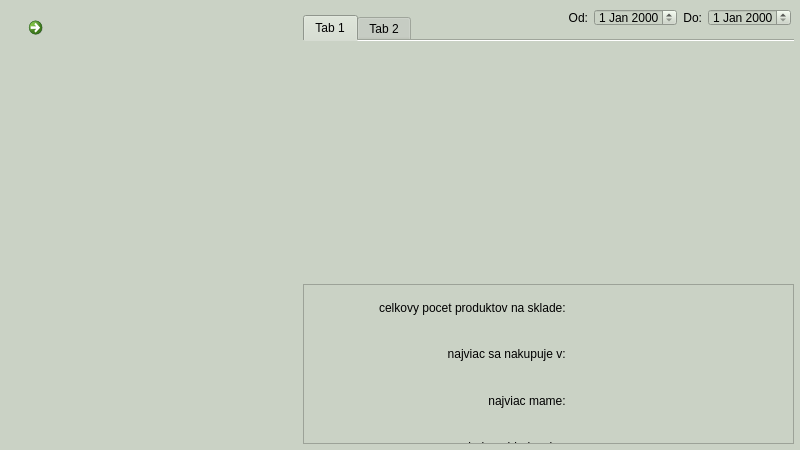
First picture: the form in source/code/main.ui, repository tomas-magat/camels-eshop-infosystem, before the edit.
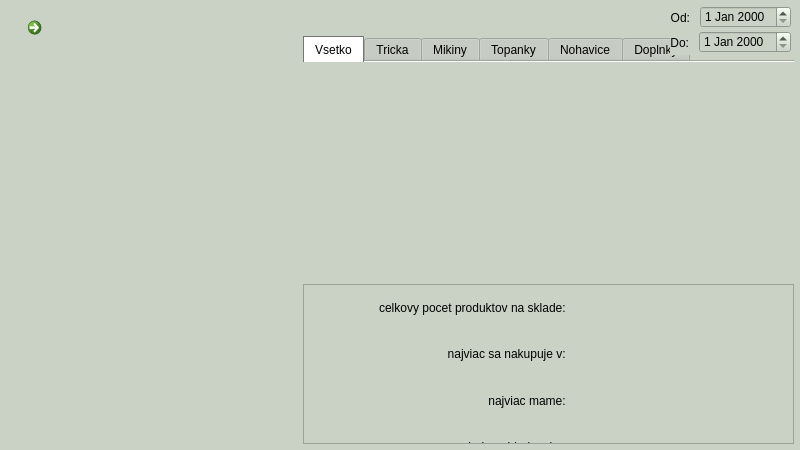
Second picture: the form after the edit. The open tabs and pages were chosen to show the change. Icons and pictures are not drawn.

```diff
--- a/source/code/main.ui
+++ b/source/code/main.ui
@@ -3215,6 +3215,21 @@
         </size>
        </property>
        <layout class="QHBoxLayout" name="horizontalLayout_4">
+        <property name="spacing">
+         <number>0</number>
+        </property>
+        <property name="leftMargin">
+         <number>0</number>
+        </property>
+        <property name="topMargin">
+         <number>0</number>
+        </property>
+        <property name="rightMargin">
+         <number>0</number>
+        </property>
+        <property name="bottomMargin">
+         <number>0</number>
+        </property>
         <item>
          <widget class="QCommandLinkButton" name="homeArrow2">
           <property name="maximumSize">
@@ -3633,11 +3648,21 @@
        <property name="geometry">
         <rect>
          <x>303</x>
-         <y>15</y>
+         <y>36</y>
          <width>491</width>
-         <height>260</height>
+         <height>239</height>
         </rect>
        </property>
+       <property name="styleSheet">
+        <string notr="true">QTabBar::tab::selected {
+    background: #FFFFFF;	
+	border-top:1px solid #757575;
+	border-left:1px solid #757575;
+	border-right:1px solid #757575;
+	padding: 0px  11px; 
+}
+</string>
+       </property>
        <property name="tabPosition">
         <enum>QTabWidget::North</enum>
        </property>
@@ -3658,7 +3683,7 @@
        </property>
        <widget class="QWidget" name="tab">
         <attribute name="title">
-         <string>Tab 1</string>
+         <string>Vsetko</string>
         </attribute>
         <widget class="QGraphicsView" name="trzbyNaklady">
          <property name="geometry">
@@ -3666,7 +3691,7 @@
            <x>0</x>
            <y>-1</y>
            <width>492</width>
-           <height>240</height>
+           <height>219</height>
           </rect>
          </property>
          <property name="styleSheet">
@@ -3685,49 +3710,126 @@
        </widget>
        <widget class="QWidget" name="tab_2">
         <attribute name="title">
-         <string>Tab 2</string>
+         <string>Tricka</string>
+        </attribute>
+       </widget>
+       <widget class="QWidget" name="tab_5">
+        <attribute name="title">
+         <string>Mikiny</string>
+        </attribute>
+       </widget>
+       <widget class="QWidget" name="tab_4">
+        <attribute name="title">
+         <string>Topanky</string>
+        </attribute>
+       </widget>
+       <widget class="QWidget" name="tab_3">
+        <attribute name="title">
+         <string>Nohavice</string>
+        </attribute>
+       </widget>
+       <widget class="QWidget" name="tab_6">
+        <attribute name="title">
+         <string>Doplnky</string>
         </attribute>
        </widget>
       </widget>
       <widget class="QFrame" name="frame_11">
        <property name="geometry">
         <rect>
-         <x>559</x>
-         <y>0</y>
-         <width>241</width>
-         <height>35</height>
+         <x>670</x>
+         <y>5</y>
+         <width>121</width>
+         <height>50</height>
         </rect>
        </property>
        <property name="frameShape">
         <enum>QFrame::NoFrame</enum>
        </property>
-       <layout class="QHBoxLayout" name="horizontalLayout_7">
+       <layout class="QVBoxLayout" name="verticalLayout_26">
+        <property name="spacing">
+         <number>0</number>
+        </property>
+        <property name="leftMargin">
+         <number>0</number>
+        </property>
+        <property name="topMargin">
+         <number>0</number>
+        </property>
+        <property name="rightMargin">
+         <number>0</number>
+        </property>
+        <property name="bottomMargin">
+         <number>0</number>
+        </property>
         <item>
-         <widget class="QLabel" name="label">
-          <property name="text">
-           <string>Od:</string>
-          </property>
-          <property name="alignment">
-           <set>Qt::AlignRight|Qt::AlignTrailing|Qt::AlignVCenter</set>
-          </property>
+         <widget class="QWidget" name="widget_11" native="true">
+          <layout class="QHBoxLayout" name="horizontalLayout_7">
+           <property name="spacing">
+            <number>10</number>
+           </property>
+           <property name="leftMargin">
+            <number>0</number>
+           </property>
+           <property name="topMargin">
+            <number>0</number>
+           </property>
+           <property name="rightMargin">
+            <number>0</number>
+           </property>
+           <property name="bottomMargin">
+            <number>0</number>
+           </property>
+           <item>
+            <widget class="QLabel" name="label_7">
+             <property name="text">
+              <string>Od:</string>
+             </property>
+             <property name="alignment">
+              <set>Qt::AlignRight|Qt::AlignTrailing|Qt::AlignVCenter</set>
+             </property>
+            </widget>
+           </item>
+           <item>
+            <widget class="QDateEdit" name="dateEdit"/>
+           </item>
+          </layout>
          </widget>
         </item>
         <item>
-         <widget class="QDateEdit" name="dateEdit_2"/>
-        </item>
-        <item>
-         <widget class="QLabel" name="label_7">
-          <property name="text">
-           <string>Do:</string>
-          </property>
-          <property name="alignment">
-           <set>Qt::AlignRight|Qt::AlignTrailing|Qt::AlignVCenter</set>
-          </property>
+         <widget class="QWidget" name="widget_12" native="true">
+          <layout class="QHBoxLayout" name="horizontalLayout_12">
+           <property name="spacing">
+            <number>10</number>
+           </property>
+           <property name="leftMargin">
+            <number>0</number>
+           </property>
+           <property name="topMargin">
+            <number>0</number>
+           </property>
+           <property name="rightMargin">
+            <number>0</number>
+           </property>
+           <property name="bottomMargin">
+            <number>0</number>
+           </property>
+           <item>
+            <widget class="QLabel" name="label">
+             <property name="text">
+              <string>Do:</string>
+             </property>
+             <property name="alignment">
+              <set>Qt::AlignRight|Qt::AlignTrailing|Qt::AlignVCenter</set>
+             </property>
+            </widget>
+           </item>
+           <item>
+            <widget class="QDateEdit" name="dateEdit_2"/>
+           </item>
+          </layout>
          </widget>
         </item>
-        <item>
-         <widget class="QDateEdit" name="dateEdit"/>
-        </item>
        </layout>
       </widget>
      </widget>
```
Left out of the diff: 146 changed lines with no effect on the pictures.
